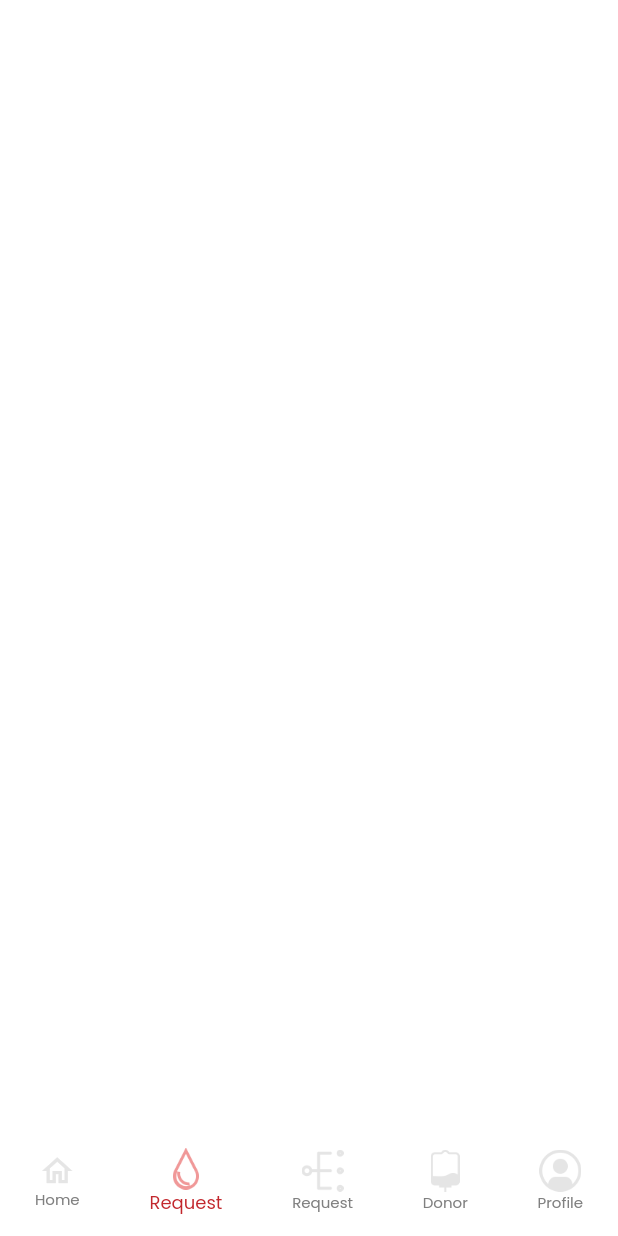
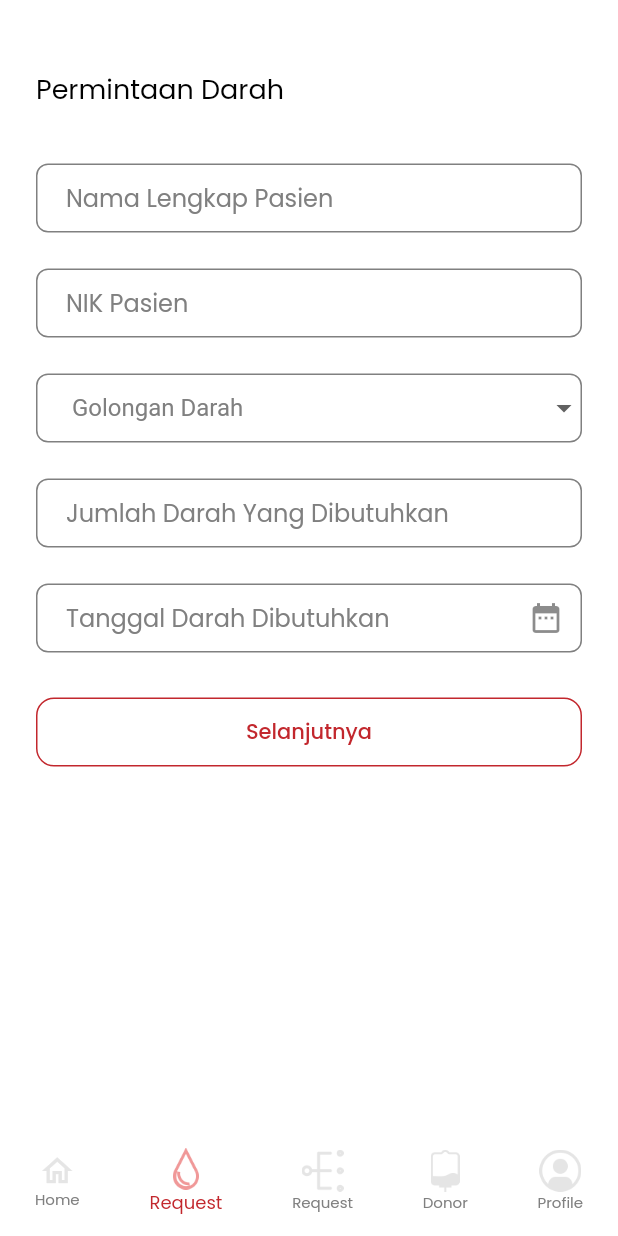
Before and after one commit to Alfyu07/OneBlood, a Flutter app: the MainPage screen opened directly, swiped to page 2, on a phone screen of 412 x 824 dp. Run offline on Flutter 3.47's test engine with Material 2 defaults, Android fonts, the phone set to English and light mode, and no system bars; our stand-ins replace adaptive_dialog, cached_network_image, equatable, get, google_fonts, introduction_screen and 1 more; network calls fail.

Commit message:
request donor page

```diff
--- a/lib/main.dart
+++ b/lib/main.dart
@@ -1,6 +1,7 @@
 import 'package:flutter/material.dart';
 import 'package:get/get_navigation/src/root/get_material_app.dart';
 import 'package:google_fonts/google_fonts.dart';
+import 'package:oneblood/presentation/shared/shared.dart';
 import 'presentation/pages/pages.dart';
 
 void main() {
@@ -16,6 +17,7 @@ class MyApp extends StatelessWidget {
       theme: ThemeData(
         primarySwatch: Colors.blue,
         textTheme: GoogleFonts.poppinsTextTheme(),
+        canvasColor: whiteColor,
       ),
       home: const IntroPage(),
     );
--- a/lib/presentation/pages/donor_request_details_page.dart
+++ b/lib/presentation/pages/donor_request_details_page.dart
@@ -149,12 +149,13 @@ class DonorRequestDetail extends StatelessWidget {
                                 width: 150,
                                 child: CustomSecondaryButton(
                                     onPressed: () {},
-                                    child: Text('Lihat Lokasi')),
+                                    child: const Text('Lihat Lokasi')),
                               ),
                               SizedBox(
                                 width: 150,
                                 child: CustomPrimaryButton(
-                                    onPressed: () {}, child: Text('Donor')),
+                                    onPressed: () {},
+                                    child: const Text('Donor')),
                               ),
                             ]),
                       ),
--- a/lib/presentation/pages/main_page.dart
+++ b/lib/presentation/pages/main_page.dart
@@ -40,8 +40,8 @@ class _MainPageState extends State<MainPage> {
               const Center(
                 child: HomePage(),
               ),
-              Center(
-                child: Container(),
+              const Center(
+                child: RequestBlood(),
               ),
               Center(
                 child: Container(),
--- a/lib/presentation/pages/pages.dart
+++ b/lib/presentation/pages/pages.dart
@@ -18,3 +18,5 @@ part 'email_verification_page.dart';
 part 'home_page.dart';
 part 'intro_page.dart';
 part 'donor_request_details_page.dart';
+part 'request_blood_page.dart';
+part 'second_request_blood_page.dart';
--- /dev/null
+++ b/lib/presentation/pages/request_blood_page.dart
@@ -0,0 +1,93 @@
+part of 'pages.dart';
+
+class RequestBlood extends StatefulWidget {
+  const RequestBlood({Key? key}) : super(key: key);
+
+  @override
+  _RequestBloodState createState() => _RequestBloodState();
+}
+
+class _RequestBloodState extends State<RequestBlood> {
+  TextEditingController nameController = TextEditingController();
+  TextEditingController nikController = TextEditingController();
+  TextEditingController phoneController = TextEditingController();
+
+  static List<String> goldars = [
+    'Golongan Darah',
+    'A+',
+    'A-',
+    'AB+',
+    'AB-',
+    'B+',
+    'B-',
+    'O+',
+    'O-'
+  ];
+
+  String _goldarValue = goldars.first;
+  @override
+  Widget build(BuildContext context) {
+    return Scaffold(
+      backgroundColor: whiteColor,
+      body: SingleChildScrollView(
+        child: SafeArea(
+          child: Padding(
+            padding: EdgeInsets.all(24),
+            child: Column(
+              crossAxisAlignment: CrossAxisAlignment.start,
+              children: [
+                const SizedBox(height: 22),
+                Text('Permintaan Darah',
+                    style: blackTextStyle.copyWith(fontSize: 18)),
+                const SizedBox(height: 36),
+                CustomTextField(
+                  controller: nameController,
+                  hintText: 'Nama Lengkap Pasien',
+                ),
+                SizedBox(height: edge),
+                CustomTextField(
+                  controller: nikController,
+                  hintText: 'NIK Pasien',
+                ),
+                //Goldar dropdown
+                SizedBox(height: edge),
+                Container(
+                  color: whiteColor,
+                  height: 46,
+                  child: CustomDropdown(
+                    value: _goldarValue,
+                    items: goldars,
+                    onChanged: (newValue) {
+                      setState(
+                        () => _goldarValue = newValue!,
+                      );
+                    },
+                  ),
+                ),
+                SizedBox(height: edge),
+                CustomTextField(
+                  controller: phoneController,
+                  hintText: 'Jumlah Darah Yang Dibutuhkan',
+                ),
+                SizedBox(height: edge),
+                CustomTextField(
+                  controller: phoneController,
+                  hintText: 'Tanggal Darah Dibutuhkan',
+                  suffixIcon: IconButton(
+                      onPressed: () {}, icon: Icon(Icons.date_range)),
+                ),
+                SizedBox(height: 30),
+                CustomSecondaryButton(
+                    onPressed: () {
+                      Get.to(() => SecondRequestPage());
+                    },
+                    child: const Text('Selanjutnya')),
+                const SizedBox(height: 50)
+              ],
+            ),
+          ),
+        ),
+      ),
+    );
+  }
+}
--- a/lib/presentation/pages/sign_in_page.dart
+++ b/lib/presentation/pages/sign_in_page.dart
@@ -44,7 +44,7 @@ class _SignInPageState extends State<SignInPage> {
                 controller: passwordController,
                 hintText: 'Password',
                 obscureText: passwordObscure,
-                prefixIcon: const Icon(Icons.lock),
+                prefixIcon: const Icon(Icons.security),
                 suffixIcon: IconButton(
                   onPressed: () =>
                       setState(() => passwordObscure = !passwordObscure),
@@ -59,7 +59,9 @@ class _SignInPageState extends State<SignInPage> {
               const SizedBox(height: 12),
               // !Login Button
               CustomPrimaryButton(
-                onPressed: () {},
+                onPressed: () {
+                  Get.to(() => const MainPage());
+                },
                 margin: const EdgeInsets.symmetric(horizontal: 40.0),
                 child: Text("Login", style: whiteTextStyle),
               ),
--- /dev/null
+++ b/lib/presentation/widgets/custom_dropdown.dart
@@ -0,0 +1,53 @@
+part of 'widgets.dart';
+
+class CustomDropdown extends StatefulWidget {
+  final String value;
+  final List<String> items;
+  final Function(String? newValue)? onChanged;
+  const CustomDropdown({
+    Key? key,
+    this.onChanged,
+    required this.value,
+    required this.items,
+  }) : super(key: key);
+
+  @override
+  CustomDropdownState createState() => CustomDropdownState();
+}
+
+class CustomDropdownState extends State<CustomDropdown> {
+  @override
+  Widget build(BuildContext context) {
+    return DropdownButtonFormField<String>(
+      decoration: InputDecoration(
+        focusedBorder: OutlineInputBorder(
+          borderSide: BorderSide(
+            color: grayColor,
+          ),
+          borderRadius: BorderRadius.circular(8),
+        ),
+        enabledBorder: OutlineInputBorder(
+          borderSide: BorderSide(
+            color: grayColor,
+          ),
+          borderRadius: BorderRadius.circular(8),
+        ),
+        contentPadding: EdgeInsets.only(
+          left: edge,
+          right: 10,
+        ),
+      ),
+      value: widget.value,
+      icon: const Icon(Icons.arrow_drop_down),
+      elevation: 0,
+      style: greyTextStyle.copyWith(fontSize: 16),
+      onChanged: widget.onChanged,
+      items: widget.items.map<DropdownMenuItem<String>>((String value) {
+        return DropdownMenuItem<String>(
+          value: value,
+          child: Text(value),
+        );
+      }).toList(),
+    );
+  }
+}
--- a/lib/presentation/widgets/custom_text_field.dart
+++ b/lib/presentation/widgets/custom_text_field.dart
@@ -34,19 +34,19 @@ class CustomTextField extends StatelessWidget {
           suffixIcon: suffixIcon,
           focusedBorder: OutlineInputBorder(
             borderSide: BorderSide(
-              color: Colors.black.withOpacity(0.2),
+              color: grayColor,
             ),
             borderRadius: BorderRadius.circular(8),
           ),
           enabledBorder: OutlineInputBorder(
             borderSide: BorderSide(
-              color: Colors.black.withOpacity(0.2),
+              color: grayColor,
             ),
             borderRadius: BorderRadius.circular(8),
           ),
           hintText: hintText,
           hintStyle: TextStyle(
-            color: Colors.black.withOpacity(0.2),
+            color: grayColor,
           ),
           contentPadding:
               EdgeInsets.only(top: 20, left: (prefixIcon == null) ? 20 : 0),
--- a/lib/presentation/widgets/widgets.dart
+++ b/lib/presentation/widgets/widgets.dart
@@ -9,3 +9,4 @@ part 'custom_primary_button.dart';
 part 'custom_secondary_button.dart';
 part 'donor_list_item.dart';
 part 'custom_bottom_navbar.dart';
+part 'custom_dropdown.dart';
```
Also changed, not shown: lib/presentation/pages/email_verification_page.dart (+4 -12 lines), lib/presentation/pages/intro_page.dart (+12 -8 lines), lib/presentation/pages/second_request_blood_page.dart (added, +70 -0 lines), 1 other file.
